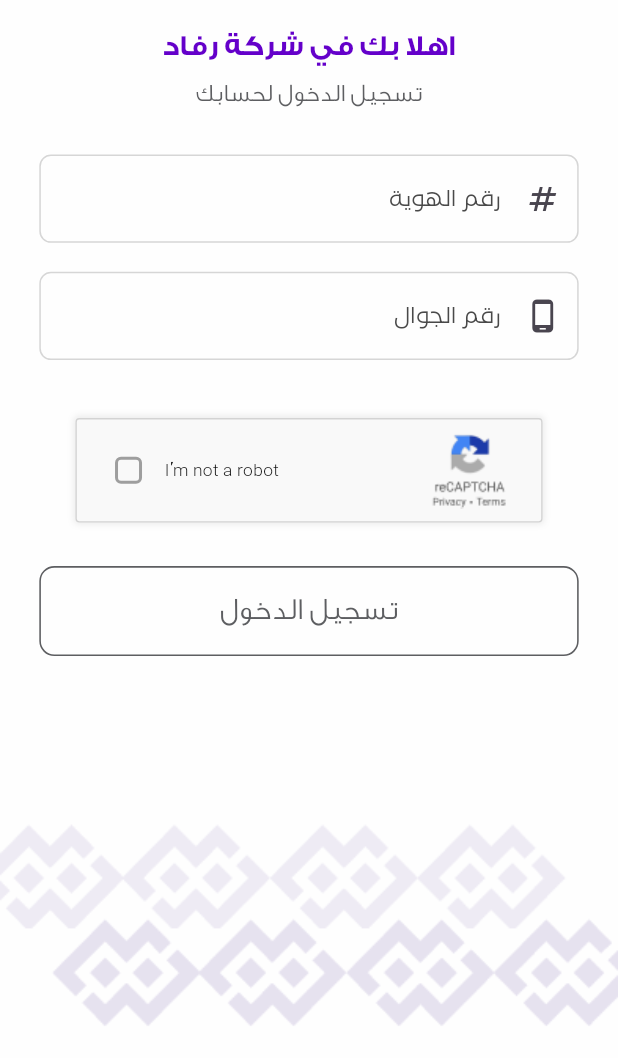
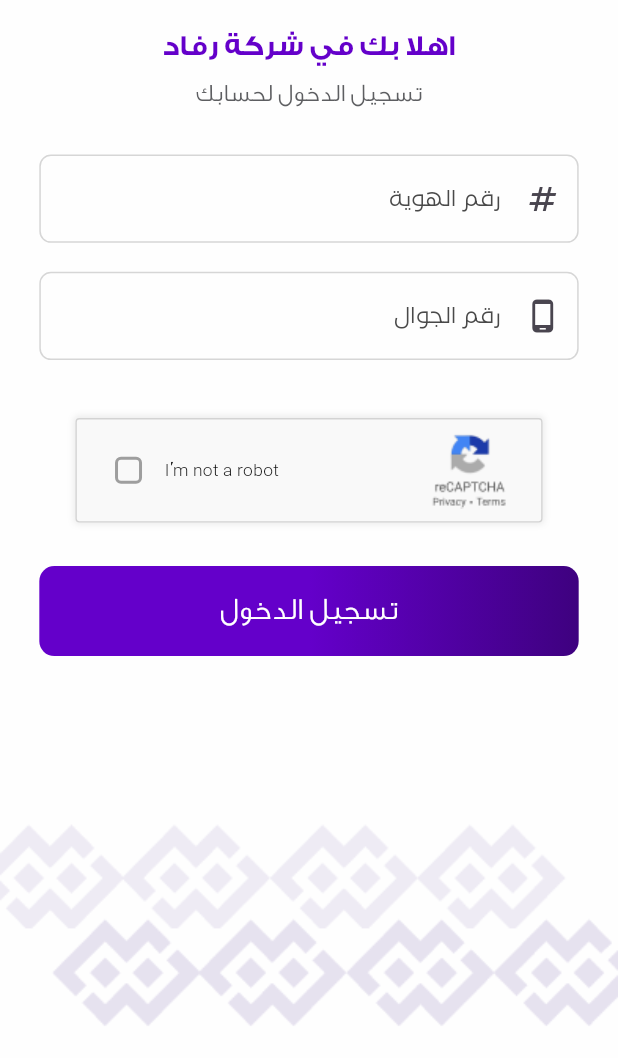
Before and after one commit to AhmadMahdaly/RIFAD_App, a Flutter app: the screen it shows after launch, on a phone screen of 412 x 824 dp, the part 178-1236 px from its top. Run offline on Flutter 3.47's test engine with Material 3 defaults, Android fonts, the phone set to English and light mode, and no system bars; drawn by our look-alikes of modal_progress_hud_nsn; our stand-ins replace easy_localization, flutter_dotenv, flutter_screenutil; missing offline and left inert: flutter_verification_code.

Commit message:
Refactor CustomButton to remove isActive property and simplify button rendering

```diff
--- a/lib/utils/components/custom_button.dart
+++ b/lib/utils/components/custom_button.dart
@@ -5,20 +5,19 @@ import 'package:rifad/utils/constants/colors_constants.dart';
 class CustomButton extends StatelessWidget {
   const CustomButton({
     required this.text,
-    this.isActive = true,
+
     this.onTap,
     super.key,
     this.padding = 0,
   });
 
   final String text;
-  final bool isActive;
+
   final void Function()? onTap;
   final int padding;
   @override
   Widget build(BuildContext context) {
-    return isActive
-        ? InkWell(
+    return InkWell(
       onTap: onTap,
       child: Container(
         margin: EdgeInsets.symmetric(horizontal: padding.w),
@@ -45,31 +44,6 @@ class CustomButton extends StatelessWidget {
           ),
         ),
       ),
-        )
-        : InkWell(
-          onTap: onTap,
-          child: Container(
-            margin: EdgeInsets.symmetric(horizontal: padding.w),
-            alignment: Alignment.center,
-            width: double.infinity,
-            height: 62.h,
-            decoration: ShapeDecoration(
-              color: kScaffoldBackgroundColor,
-              shape: RoundedRectangleBorder(
-                side: BorderSide(color: kTextColor, width: 1.w),
-                borderRadius: BorderRadius.circular(10),
-              ),
-            ),
-            child: Text(
-              text,
-              style: TextStyle(
-                color: kTextColor,
-                fontSize: 21.sp,
-                fontWeight: FontWeight.w300,
-                height: 1.35.h,
-              ),
-            ),
-          ),
     );
   }
 }
```
Lines whose indentation alone changed are shown as unchanged.
